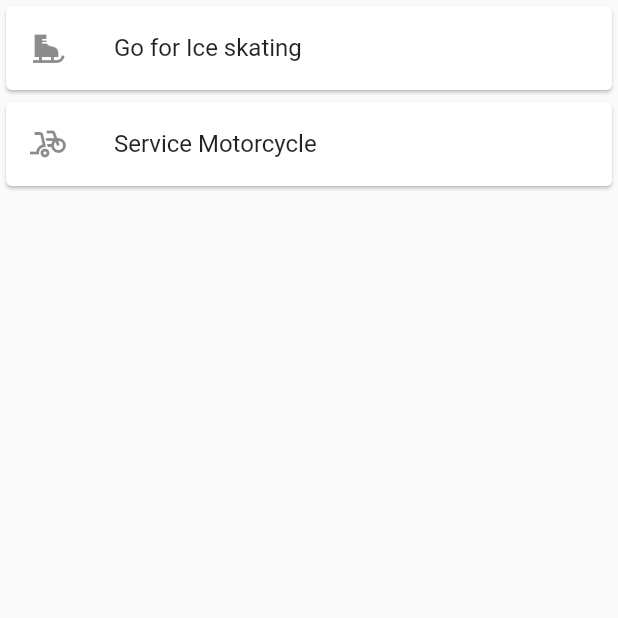
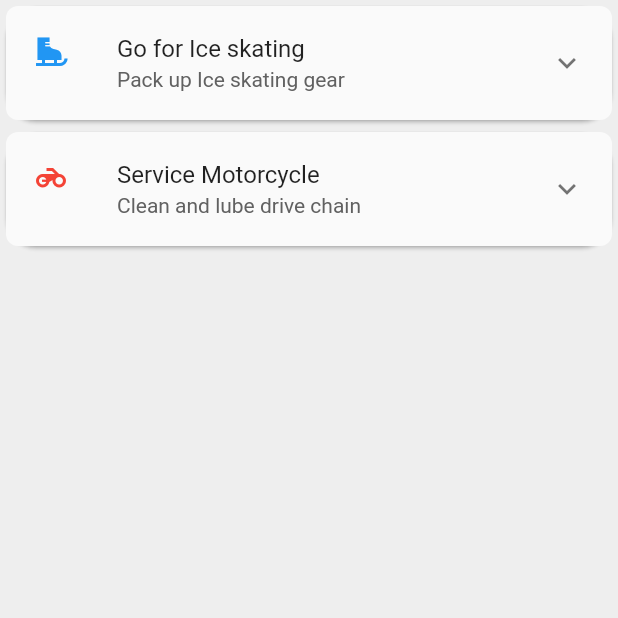
Before and after one commit to Pyrocrate/TodoApp, a Flutter app: the screen it shows after launch, on a phone screen of 412 x 824 dp, the top half of it. Run offline on Flutter 3.47's test engine with Material 2 defaults, Android fonts, the light colour scheme and no system bars; drawn by our look-alikes of expansion_tile_card.

Commit message:
Replaced ListTile with ExpandedTileCard

```diff
--- a/todoapp/lib/pages/tasks_page.dart
+++ b/todoapp/lib/pages/tasks_page.dart
@@ -1,4 +1,5 @@
 import 'package:flutter/material.dart';
+import 'package:expansion_tile_card/expansion_tile_card.dart';
 
 class tasksPage extends StatefulWidget {
   const tasksPage({Key? key}) : super(key: key);
@@ -9,22 +10,68 @@ class tasksPage extends StatefulWidget {
 
 class _tasksPageState extends State<tasksPage> {
   List<Map> tasks = [
-    {'icon': Icons.ice_skating, 'task': 'Go for Ice skating'},
-    {'icon': Icons.bike_scooter, 'task': 'Service Motorcycle'}
+    {
+      'icon': Icons.ice_skating,
+      'color': Colors.blue,
+      'title': 'Go for Ice skating',
+      'subtitle': 'Pack up Ice skating gear',
+      'description':
+          '* Get ready to chill down the mountain \n on some crazy ass ski\'s',
+    },
+    {
+      'icon': Icons.motorcycle,
+      'color': Colors.red,
+      'title': 'Service Motorcycle',
+      'subtitle': 'Clean and lube drive chain',
+      'description': '* A clean bike indicates the love towards \n the machine',
+    }
   ];
 
   @override
   Widget build(BuildContext context) {
     return SafeArea(
         child: Scaffold(
+      backgroundColor: Colors.grey[200],
       body: ListView.builder(
         itemCount: tasks.length,
         itemBuilder: (context, index) {
           return Container(
             child: Card(
-              child: ListTile(
-                  leading: Icon(tasks[index]['icon']),
-                  title: Text(tasks[index]['task'])),
+              shape: RoundedRectangleBorder(
+                  borderRadius: BorderRadius.circular(20)),
+              child: ExpansionTileCard(
+                leading:
+                    Icon(tasks[index]['icon'], color: tasks[index]['color']),
+                title: Text(tasks[index]['title']),
+                subtitle: Text(
+                  tasks[index]['subtitle'],
+                  style: TextStyle(
+                    color: Colors.grey[700],
+                  ),
+                ),
+                children: [
+                  Divider(
+                    thickness: 1.0,
+                    height: 1.0,
+                  ),
+                  Align(
+                    alignment: Alignment.topLeft,
+                    child: Padding(
+                      padding: EdgeInsets.all(10),
+                      child: Text(tasks[index]['description'],
+                          style: TextStyle(
+                            fontSize: 15,
+                            letterSpacing: 2,
+                          )),
+                    ),
+                  )
+                ],
+                // trailing: Row(mainAxisSize: MainAxisSize.min, children: [
+                //   Icon(Icons.mode, color: Colors.black),
+                //   Icon(Icons.hourglass_empty, color: Colors.black),
+                //   Icon(Icons.arrow_forward, color: Colors.black),
+                // ]),
+              ),
             ),
           );
         },
--- a/todoapp/pubspec.yaml
+++ b/todoapp/pubspec.yaml
@@ -35,6 +35,7 @@ dependencies:
   # Use with the CupertinoIcons class for iOS style icons.
   cupertino_icons: ^1.0.2
   http: ^0.13.4
+  expansion_tile_card: ^2.0.0
 
 dev_dependencies:
   flutter_test:
```
Also changed, not shown: todoapp/pubspec.lock.
